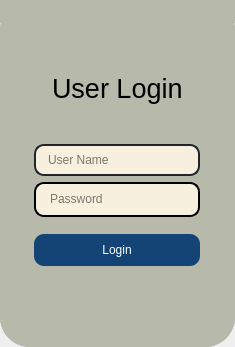
Qt form login_win/login_setting.ui (DORSA-co/trainApp_oxin) before a commit.
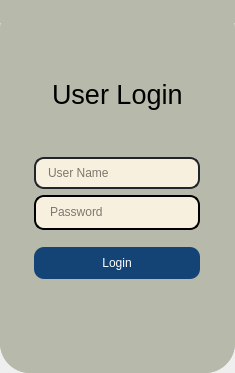
The same form after that commit. Icons and pictures are not drawn.

Patch:
```diff
--- a/login_win/login_setting.ui
+++ b/login_win/login_setting.ui
@@ -7,7 +7,7 @@
     <x>0</x>
     <y>0</y>
     <width>235</width>
-    <height>347</height>
+    <height>373</height>
    </rect>
   </property>
   <property name="windowTitle">
@@ -1181,6 +1181,12 @@
             <property name="text">
              <string>Login</string>
             </property>
+            <property name="autoDefault">
+             <bool>true</bool>
+            </property>
+            <property name="default">
+             <bool>true</bool>
+            </property>
            </widget>
           </item>
           <item>
```
